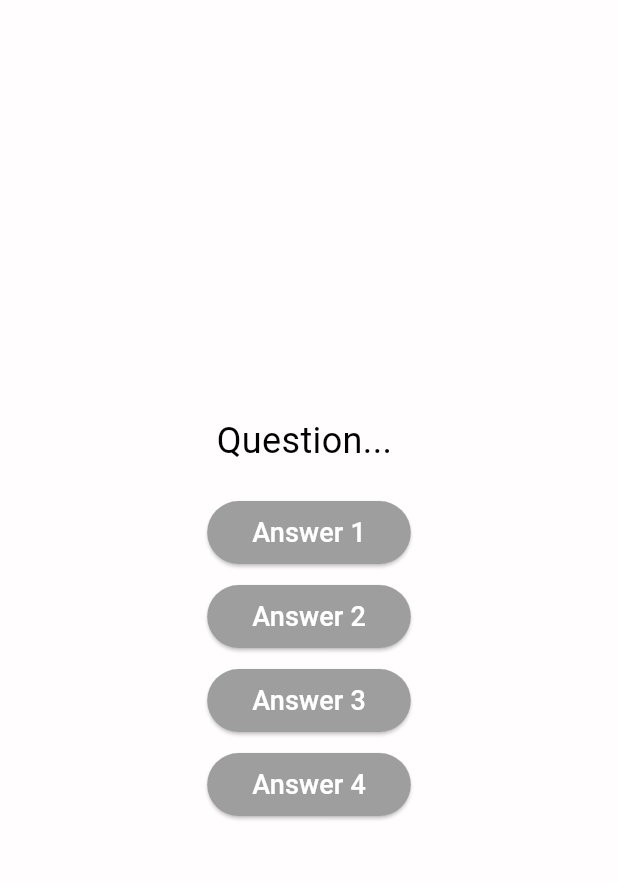
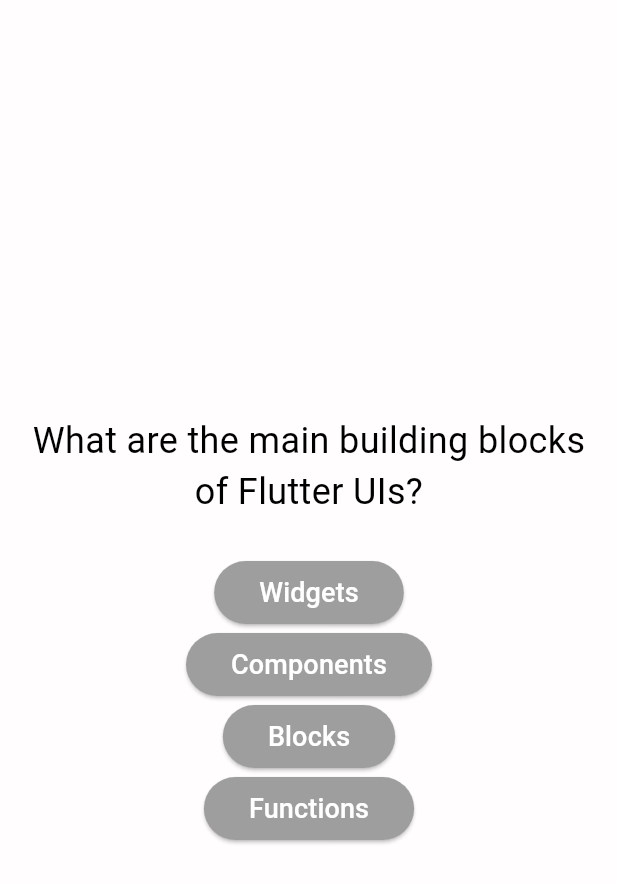
Before and after one commit to RonydaEssam/quiz_app, a Flutter app: the screen it shows after launch, after a tap on "Start Quiz", on a phone screen of 412 x 824 dp. Shown: the top 883 px of the screen. Run offline on Flutter 3.47's test engine with Material 3 defaults, Android fonts, the phone set to English and light mode, and no system bars.

Commit message:
update answers buttons

```diff
--- a/lib/questions.dart
+++ b/lib/questions.dart
@@ -1,5 +1,6 @@
 import 'package:flutter/material.dart';
 import 'package:quiz_app/answer_button.dart';
+import 'package:quiz_app/models/quiz_questions.dart';
 
 class Questions extends StatefulWidget {
   const Questions({super.key});
@@ -13,38 +14,30 @@ class Questions extends StatefulWidget {
 class _QuestionsState extends State<Questions> {
   @override
   Widget build(BuildContext context) {
+    final currentQuestion = questions[0];
+
     return SizedBox(
       width: double.infinity,
       child: Column(
         mainAxisAlignment: MainAxisAlignment.center,
         children: [
-          const Text(
-            'Question... ',
-            style: TextStyle(
-              color: Colors.black,
-              fontSize: 24,
-              fontWeight: FontWeight.w400,
+          Padding(
+            padding: const EdgeInsets.all(16),
+            child: Text(
+              currentQuestion.text,
+              style: TextStyle(
+                color: Colors.black,
+                fontSize: 24,
+                fontWeight: FontWeight.w400,
+              ),
+              textAlign: TextAlign.center,
             ),
           ),
-          const SizedBox(height: 20),
-          AnswerButton(
-            onTap: () {},
-            answerText: 'Answer 1',
-          ),
-          const SizedBox(height: 8),
-          AnswerButton(
-            onTap: () {},
-            answerText: 'Answer 2',
-          ),
-          const SizedBox(height: 8),
-          AnswerButton(
-            onTap: () {},
-            answerText: 'Answer 3',
-          ),
-          const SizedBox(height: 8),
-          AnswerButton(
-            onTap: () {},
-            answerText: 'Answer 4',
+          const SizedBox(height: 10),
+          ...currentQuestion.answers.map(
+            (answer) {
+              return AnswerButton(answerText: answer, onTap: () {});
+            },
           ),
         ],
       ),
```
